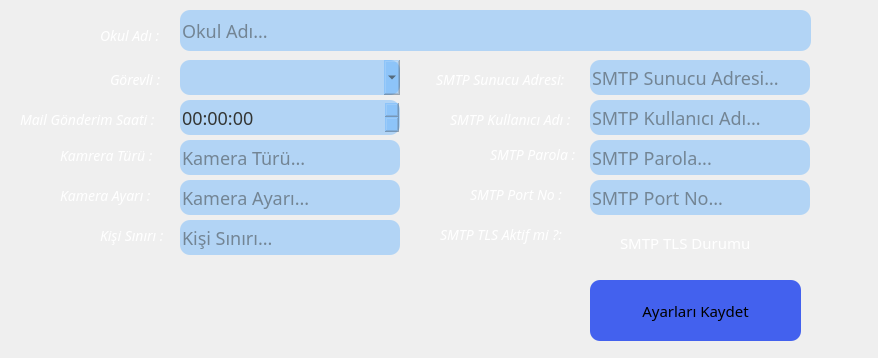
This is views/ui_dosyalari/ayarlar.ui in pyproject23/kackisivar as Qt 5 draws it before an edit. The edited form follows.
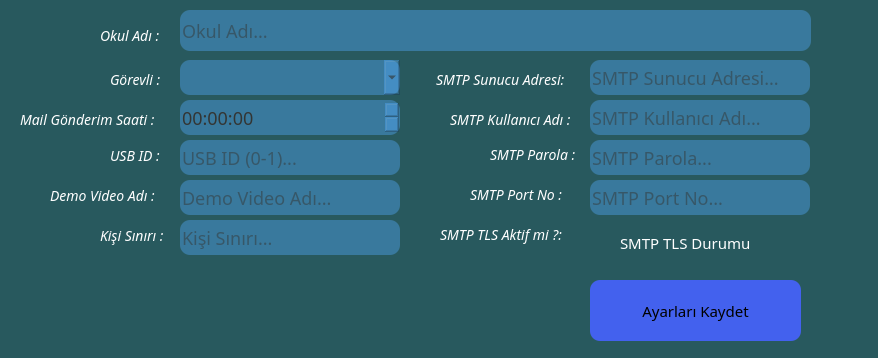
This is the edited form. Icons and pictures are not drawn.

Patch:
```diff
--- a/views/ui_dosyalari/ayarlar.ui
+++ b/views/ui_dosyalari/ayarlar.ui
@@ -25,9 +25,9 @@
 font-size:15px;
 font-family:Century Gothic, sans-serif;
 }
-#Form{
+QWidget{
 	background-image: url(:/images/bg.png);
-
+	background:#28595e
 }
 QLineEdit, QComboBox, QTimeEdit{
 color:#333533;
@@ -248,7 +248,7 @@
     <enum>QLineEdit::Normal</enum>
    </property>
    <property name="placeholderText">
-    <string>Kamera Türü...</string>
+    <string>USB ID (0-1)...</string>
    </property>
   </widget>
   <widget class="QLineEdit" name="lineEditKameraAyari">
@@ -267,7 +267,7 @@
     <enum>QLineEdit::Normal</enum>
    </property>
    <property name="placeholderText">
-    <string>Kamera Ayarı...</string>
+    <string>Demo Video Adı...</string>
    </property>
   </widget>
   <widget class="QLineEdit" name="lineEditKisiLimiti">
@@ -305,27 +305,27 @@
   <widget class="QLabel" name="label_5">
    <property name="geometry">
     <rect>
-     <x>60</x>
+     <x>50</x>
      <y>180</y>
      <width>111</width>
      <height>31</height>
     </rect>
    </property>
    <property name="text">
-    <string>Kamera Ayarı :</string>
+    <string>Demo Video Adı :</string>
    </property>
   </widget>
   <widget class="QLabel" name="label_6">
    <property name="geometry">
     <rect>
-     <x>60</x>
+     <x>110</x>
      <y>140</y>
-     <width>111</width>
+     <width>61</width>
      <height>31</height>
     </rect>
    </property>
    <property name="text">
-    <string>Kamrera Türü :</string>
+    <string>USB ID :</string>
    </property>
   </widget>
   <widget class="QCheckBox" name="checkBoxTLS">
```
Left out of the diff: 13 changed lines with no effect on the pictures.
